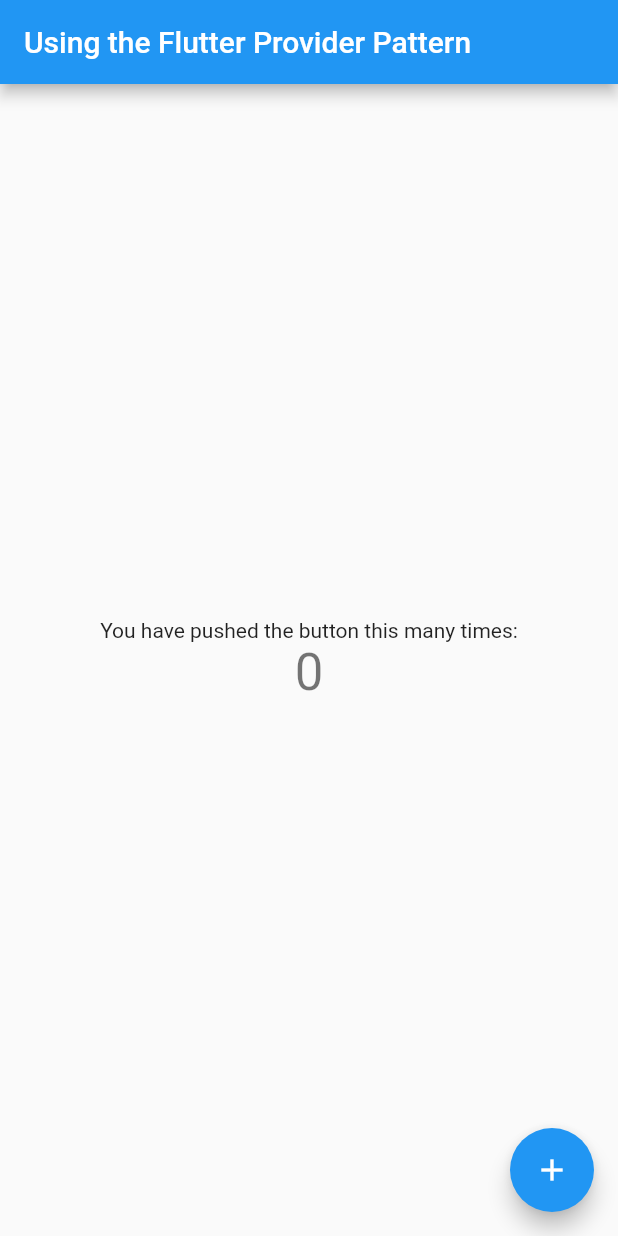
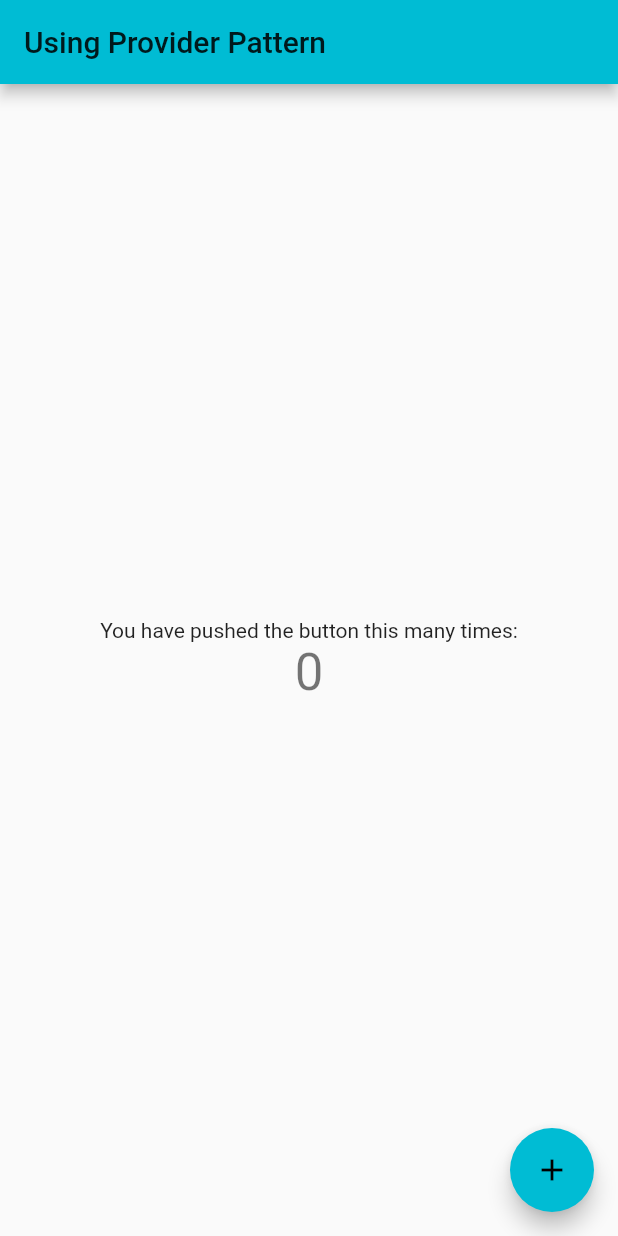
Before and after one commit to d2416/flutter-provider-pattern, a Flutter app: the screen it shows after launch, on a phone screen of 412 x 824 dp. Run offline on Flutter 3.47's test engine with Material 2 defaults, Android fonts, the phone set to English and light mode, and no system bars.

Commit message:
update README and cosmetic change

```diff
--- a/lib/main.dart
+++ b/lib/main.dart
@@ -19,10 +19,10 @@ class MyApp extends StatelessWidget {
       child: MaterialApp(
         title: 'Flutter Demo',
         theme: ThemeData(
-          primarySwatch: Colors.blue,
+          primarySwatch: Colors.cyan,
           visualDensity: VisualDensity.adaptivePlatformDensity,
         ),
-        home: MyHomePage(title: 'Using the Flutter Provider Pattern'),
+        home: MyHomePage(title: 'Using Provider Pattern'),
       ),
     );
   }
```
Also changed, not shown: 1 other file.
